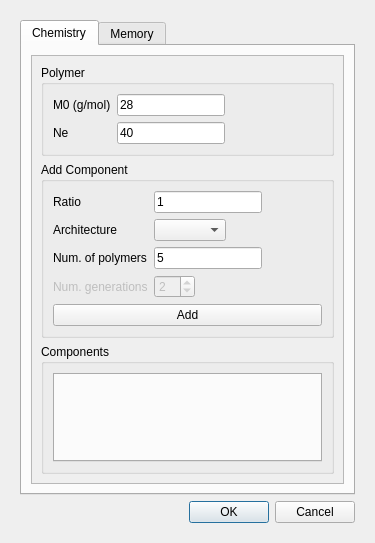
Before: the Qt Designer form RepTate/gui/bob_gen_poly.ui in jorge-ramirez-upm/RepTate, drawn with Qt 5.
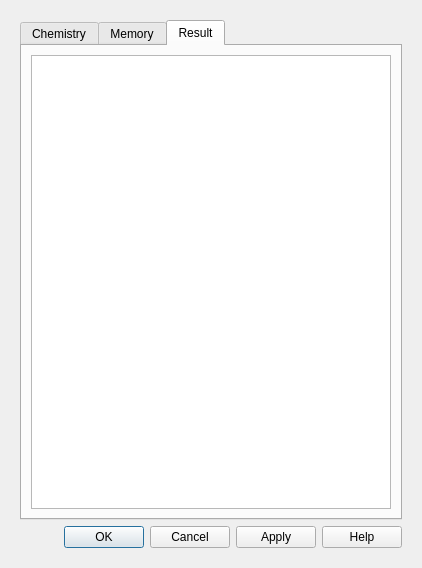
After: the same form once the commit is applied. The open tabs and pages were chosen to show the change.

The edit to the form file:
```diff
--- a/RepTate/gui/bob_gen_poly.ui
+++ b/RepTate/gui/bob_gen_poly.ui
@@ -6,8 +6,8 @@
    <rect>
     <x>0</x>
     <y>0</y>
-    <width>375</width>
-    <height>543</height>
+    <width>422</width>
+    <height>568</height>
    </rect>
   </property>
   <property name="windowTitle">
@@ -37,8 +37,8 @@
               <rect>
                <x>0</x>
                <y>0</y>
-               <width>279</width>
-               <height>404</height>
+               <width>326</width>
+               <height>429</height>
               </rect>
              </property>
              <layout class="QVBoxLayout" name="verticalLayout_6">
@@ -344,6 +344,32 @@
           </item>
          </layout>
         </widget>
+        <widget class="QWidget" name="Result">
+         <attribute name="title">
+          <string>Result</string>
+         </attribute>
+         <layout class="QVBoxLayout" name="verticalLayout_10">
+          <item>
+           <widget class="QTextBrowser" name="text_box">
+            <property name="undoRedoEnabled">
+             <bool>true</bool>
+            </property>
+            <property name="lineWrapMode">
+             <enum>QTextEdit::NoWrap</enum>
+            </property>
+            <property name="readOnly">
+             <bool>false</bool>
+            </property>
+            <property name="acceptRichText">
+             <bool>false</bool>
+            </property>
+            <property name="openLinks">
+             <bool>false</bool>
+            </property>
+           </widget>
+          </item>
+         </layout>
+        </widget>
        </widget>
       </item>
       <item>
@@ -352,7 +378,10 @@
          <enum>Qt::Horizontal</enum>
         </property>
         <property name="standardButtons">
-         <set>QDialogButtonBox::Cancel|QDialogButtonBox::Ok</set>
+         <set>QDialogButtonBox::Apply|QDialogButtonBox::Cancel|QDialogButtonBox::Help|QDialogButtonBox::Ok</set>
+        </property>
+        <property name="centerButtons">
+         <bool>false</bool>
         </property>
        </widget>
       </item>
```
Left out of the diff: 6 changed lines with no effect on the pictures.
